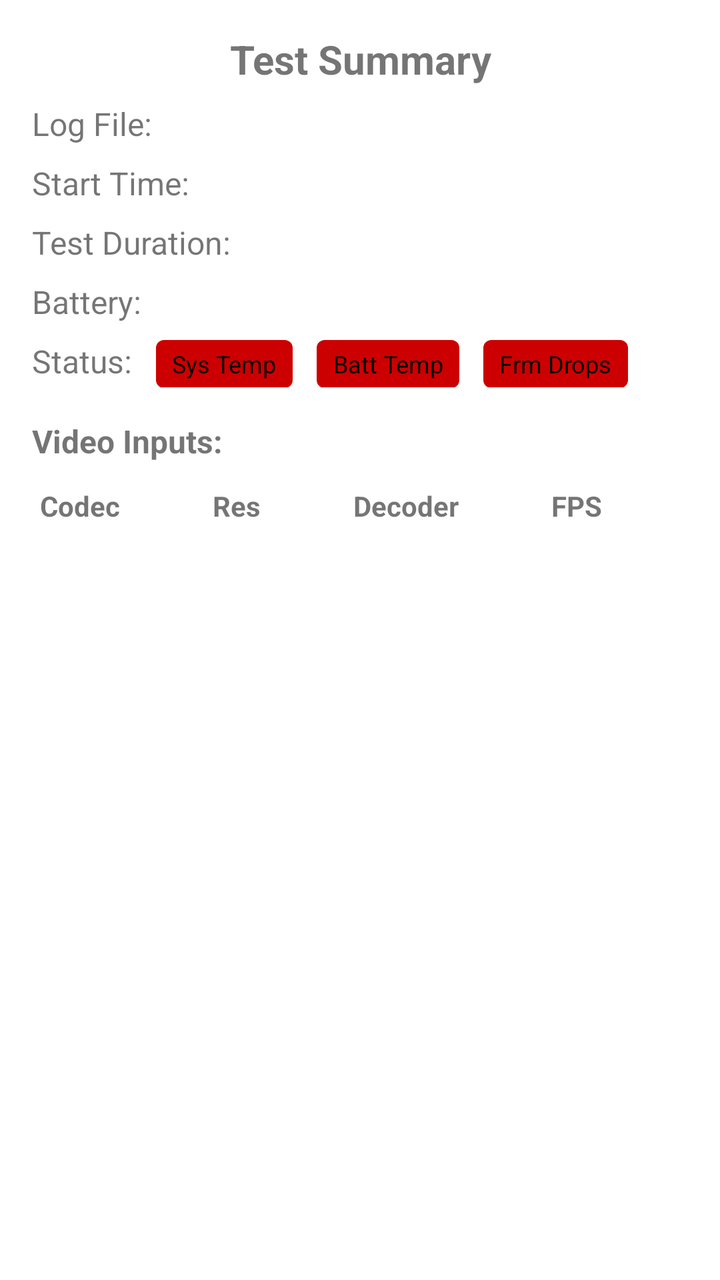
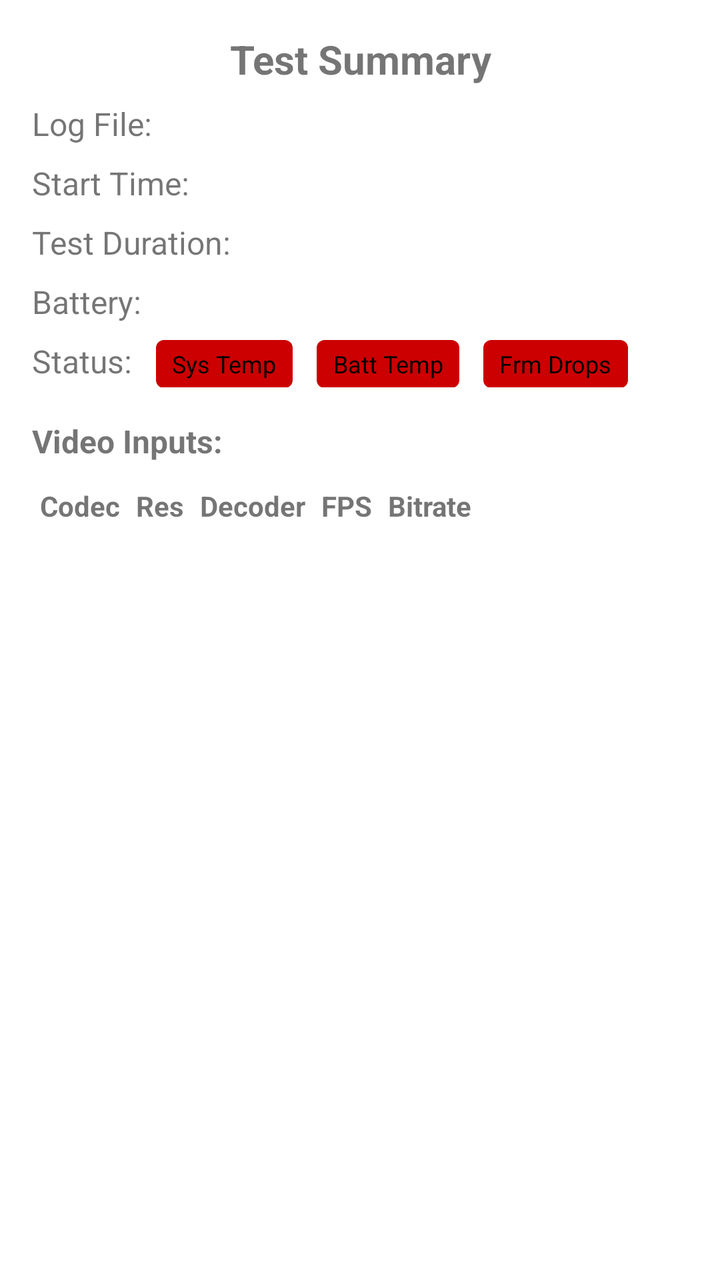

An Android layout rendered at two revisions. The XML below is the earlier revision; the diff shows what the commit changed to produce the second picture.
<!-- AndroidManifest.xml: fallback theme Theme.MaterialComponents.DayNight.NoActionBar -->
<!-- res/layout/dialog_test_results_detail.xml -->
<?xml version="1.0" encoding="utf-8"?>
<androidx.constraintlayout.widget.ConstraintLayout
    xmlns:android="http://schemas.android.com/apk/res/android"
    xmlns:app="http://schemas.android.com/apk/res-auto"
    android:layout_width="match_parent"
    android:layout_height="wrap_content"
    android:padding="16dp">

    
    <TextView
        android:id="@+id/tvDialogTitle"
        android:layout_width="0dp"
        android:layout_height="wrap_content"
        android:text="Test Summary"
        android:textSize="20sp"
        android:textStyle="bold"
        android:gravity="center"
        app:layout_constraintTop_toTopOf="parent"
        app:layout_constraintStart_toStartOf="parent"
        app:layout_constraintEnd_toEndOf="parent"/>

    
    <TextView
        android:id="@+id/tvLogFile"
        android:layout_width="0dp"
        android:layout_height="wrap_content"
        android:text="Log File:"
        android:textSize="16sp"
        app:layout_constraintTop_toBottomOf="@id/tvDialogTitle"
        app:layout_constraintStart_toStartOf="parent"
        app:layout_constraintEnd_toEndOf="parent"
        android:layout_marginTop="8dp"/>

    
    <TextView
        android:id="@+id/tvStartTime"
        android:layout_width="0dp"
        android:layout_height="wrap_content"
        android:text="Start Time:"
        android:textSize="16sp"
        app:layout_constraintTop_toBottomOf="@id/tvLogFile"
        app:layout_constraintStart_toStartOf="parent"
        app:layout_constraintEnd_toEndOf="parent"
        android:layout_marginTop="8dp"/>

    
    <TextView
        android:id="@+id/tvTestDuration"
        android:layout_width="0dp"
        android:layout_height="wrap_content"
        android:text="Test Duration:"
        android:textSize="16sp"
        app:layout_constraintTop_toBottomOf="@id/tvStartTime"
        app:layout_constraintStart_toStartOf="parent"
        app:layout_constraintEnd_toEndOf="parent"
        android:layout_marginTop="8dp"/>

    
    <TextView
        android:id="@+id/tvBattery"
        android:layout_width="0dp"
        android:layout_height="wrap_content"
        android:text="Battery:"
        android:textSize="16sp"
        app:layout_constraintTop_toBottomOf="@id/tvTestDuration"
        app:layout_constraintStart_toStartOf="parent"
        app:layout_constraintEnd_toEndOf="parent"
        android:layout_marginTop="8dp"/>

    
    <LinearLayout
        android:id="@+id/rowStatus"
        android:layout_width="0dp"
        android:layout_height="wrap_content"
        android:orientation="horizontal"
        app:layout_constraintTop_toBottomOf="@id/tvBattery"
        app:layout_constraintStart_toStartOf="parent"
        app:layout_constraintEnd_toEndOf="parent"
        android:layout_marginTop="8dp">

        <TextView
            android:id="@+id/tvThermal"
            android:layout_width="wrap_content"
            android:layout_height="wrap_content"
            android:text="Status:"
            android:textSize="16sp"/>

        <TextView
            android:id="@+id/viewStatusThermalSystem"
            android:layout_width="wrap_content"
            android:layout_height="24dp"
            android:layout_marginStart="12dp"
            android:paddingStart="8dp"
            android:paddingEnd="8dp"
            android:background="@drawable/status_rectangle_bg"
            android:gravity="center"
            android:text="Sys Temp"
            android:textColor="@android:color/black"
            android:textSize="12sp"/>

        <TextView
            android:id="@+id/viewStatusThermalBattery"
            android:layout_width="wrap_content"
            android:layout_height="24dp"
            android:layout_marginStart="12dp"
            android:paddingStart="8dp"
            android:paddingEnd="8dp"
            android:background="@drawable/status_rectangle_bg"
            android:gravity="center"
            android:text="Batt Temp"
            android:textColor="@android:color/black"
            android:textSize="12sp"/>

        <TextView
            android:id="@+id/viewStatusFrameDrops"
            android:layout_width="wrap_content"
            android:layout_height="24dp"
            android:layout_marginStart="12dp"
            android:paddingStart="8dp"
            android:paddingEnd="8dp"
            android:background="@drawable/status_rectangle_bg"
            android:gravity="center"
            android:text="Frm Drops"
            android:textColor="@android:color/black"
            android:textSize="12sp"/>
    </LinearLayout>

    
    <TextView
        android:id="@+id/tvInputsHeader"
        android:layout_width="wrap_content"
        android:layout_height="wrap_content"
        android:text="Video Inputs:"
        android:textStyle="bold"
        android:textSize="16sp"
        app:layout_constraintTop_toBottomOf="@id/rowStatus"
        app:layout_constraintStart_toStartOf="parent"
        android:layout_marginTop="16dp"/>

    
    <TableLayout
        android:id="@+id/tableVideoInputs"
        android:layout_width="0dp"
        android:layout_height="wrap_content"
        android:stretchColumns="*"
        android:shrinkColumns="2"
        app:layout_constraintTop_toBottomOf="@id/tvInputsHeader"
        app:layout_constraintStart_toStartOf="parent"
        app:layout_constraintEnd_toEndOf="parent"
        android:layout_marginTop="8dp">

        
        <TableRow>
            <TextView
                android:padding="4dp"
                android:text="Codec"
                android:textStyle="bold"/>
            <TextView
                android:padding="4dp"
                android:text="Res"
                android:textStyle="bold"/>
            <TextView
                android:padding="4dp"
                android:text="Decoder"
                android:textStyle="bold"/>
            <TextView
                android:padding="4dp"
                android:text="FPS"
                android:textStyle="bold"/>
        </TableRow>
        
    </TableLayout>

</androidx.constraintlayout.widget.ConstraintLayout>
<!-- resources referenced by this layout -->
<resources>
  <!-- drawable status_rectangle_bg (drawable) -->
  <?xml version="1.0" encoding="utf-8"?>
  <shape xmlns:android="http://schemas.android.com/apk/res/android"
      android:shape="rectangle">
      <solid android:color="@android:color/holo_red_dark"/>
      <corners android:radius="4dp"/>
  </shape>
</resources>

<!-- the commit's change to res/layout/dialog_test_results_detail.xml (unified diff, before → after) -->
@@ -1,7 +1,12 @@
 <?xml version="1.0" encoding="utf-8"?>
-<androidx.constraintlayout.widget.ConstraintLayout
+<ScrollView
     xmlns:android="http://schemas.android.com/apk/res/android"
     xmlns:app="http://schemas.android.com/apk/res-auto"
+    android:layout_width="match_parent"
+    android:layout_height="wrap_content"
+    android:fillViewport="true">
+
+<androidx.constraintlayout.widget.ConstraintLayout
     android:layout_width="match_parent"
     android:layout_height="wrap_content"
     android:padding="16dp">
@@ -138,37 +143,54 @@
         android:layout_marginTop="16dp"/>
 
     
-    <TableLayout
-        android:id="@+id/tableVideoInputs"
+    <HorizontalScrollView
+        android:id="@+id/scrollVideoInputs"
         android:layout_width="0dp"
         android:layout_height="wrap_content"
-        android:stretchColumns="*"
-        android:shrinkColumns="2"
+        android:scrollbars="horizontal"
         app:layout_constraintTop_toBottomOf="@id/tvInputsHeader"
         app:layout_constraintStart_toStartOf="parent"
         app:layout_constraintEnd_toEndOf="parent"
         android:layout_marginTop="8dp">
 
+    <TableLayout
+        android:id="@+id/tableVideoInputs"
+        android:layout_width="wrap_content"
+        android:layout_height="wrap_content">
+
         
         <TableRow>
             <TextView
                 android:padding="4dp"
+                android:singleLine="true"
                 android:text="Codec"
                 android:textStyle="bold"/>
             <TextView
                 android:padding="4dp"
+                android:singleLine="true"
                 android:text="Res"
                 android:textStyle="bold"/>
             <TextView
                 android:padding="4dp"
+                android:singleLine="true"
                 android:text="Decoder"
                 android:textStyle="bold"/>
             <TextView
                 android:padding="4dp"
+                android:singleLine="true"
                 android:text="FPS"
+                android:textStyle="bold"/>
+            <TextView
+                android:padding="4dp"
+                android:singleLine="true"
+                android:text="Bitrate"
                 android:textStyle="bold"/>
         </TableRow>
         
     </TableLayout>
 
+    </HorizontalScrollView>
+
 </androidx.constraintlayout.widget.ConstraintLayout>
+
+</ScrollView>
